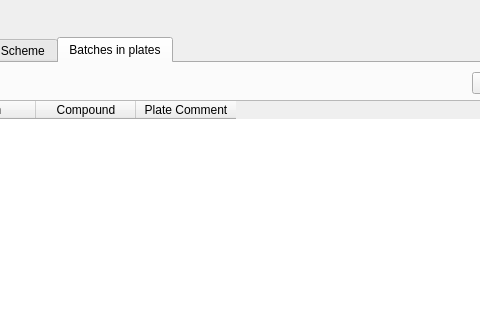
dahlbma/cello, file frontend/assets/searchwindow.ui: the form before one commit; both pictures show x 547 to 1027 and y 0 to 320 of the 1511 by 810 pixel window.
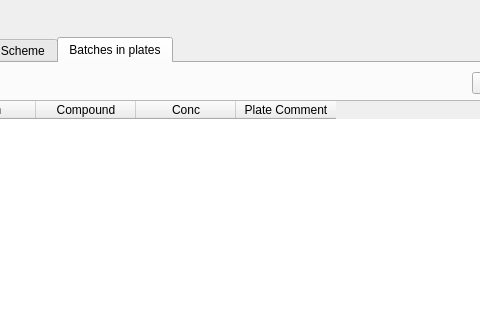
The form after the commit. The open tabs and pages were chosen to show the change.

```diff
--- a/frontend/assets/searchwindow.ui
+++ b/frontend/assets/searchwindow.ui
@@ -1169,6 +1169,11 @@
                   <string>Compound</string>
                  </property>
                 </column>
+                <column>
+                 <property name="text">
+                  <string>Conc</string>
+                 </property>
+                </column>
                 <column>
                  <property name="text">
                   <string>Plate Comment</string>
```
Left out of the diff: 2 changed lines with no effect on the pictures.
